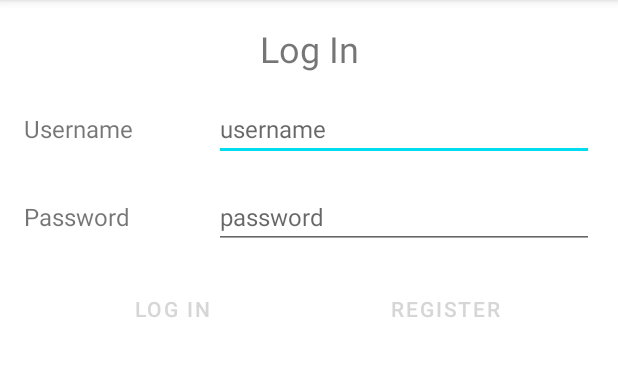
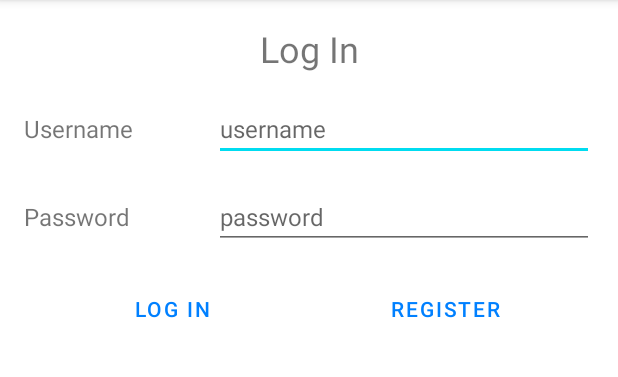
Before and after one commit to bwlodarski277/PhotoMap, an Android app: the screen it shows after launch (MainActivity), on a phone screen of 412 x 824 dp, the part 84-461 px from its top. Run offline under Robolectric (Android 15) with nearby library versions, the phone set to English and light mode, and no system bars.

Commit message:
Removed hardcoded colour
The colour of the two buttons is no longer hard-coded and uses the colours provided by the theme.

```diff
--- a/app/src/main/res/layout/activity_main.xml
+++ b/app/src/main/res/layout/activity_main.xml
@@ -88,7 +88,6 @@
         <Button
             android:id="@+id/loginButton"
             style="?android:attr/buttonBarButtonStyle"
-            android:textColor="@color/azure_blue"
             android:layout_width="0dp"
             android:layout_height="wrap_content"
             android:layout_marginLeft="@dimen/general_padding"
@@ -100,7 +99,6 @@
         <Button
             android:id="@+id/registerButton"
             style="?android:attr/buttonBarButtonStyle"
-            android:textColor="@color/azure_blue"
             android:layout_width="0dp"
             android:layout_height="wrap_content"
             android:layout_marginEnd="@dimen/general_padding"
```
